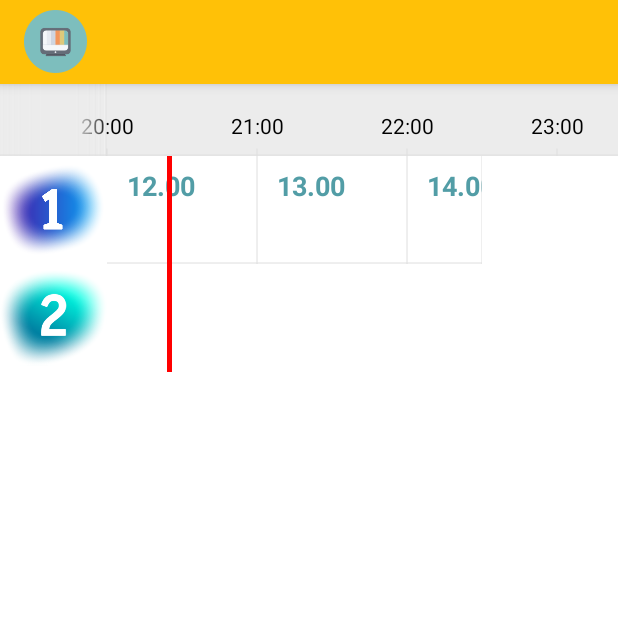
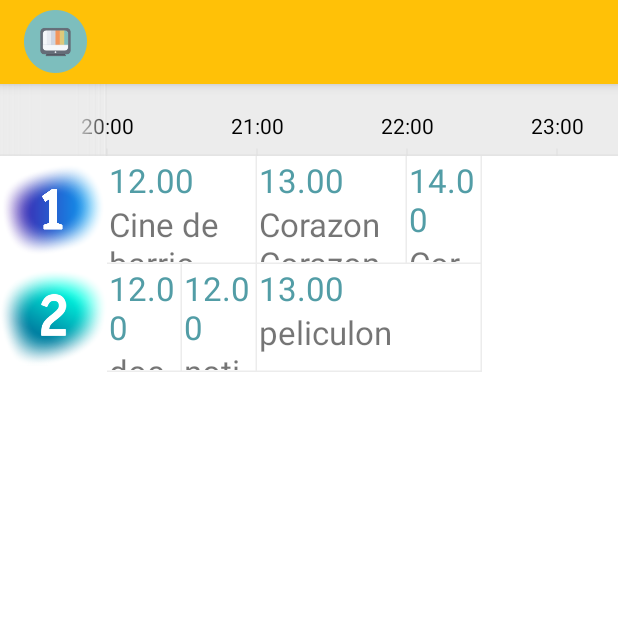
Before and after one commit to sergiomse/GuiaTV, an Android app: the screen it shows after launch (MainActivity), on a phone screen of 412 x 824 dp, the top half of it. Run offline under Robolectric (Android 15) with nearby library versions, the phone set to English and light mode, and no system bars.

Commit message:
Se ve una lista

```diff
--- a/app/build.gradle
+++ b/app/build.gradle
@@ -22,6 +22,7 @@ android {
 dependencies {
     compile fileTree(dir: 'libs', include: ['*.jar'])
     compile 'com.android.support:appcompat-v7:22.2.0'
+    compile 'com.android.support:recyclerview-v7:21.0.+'
     compile 'com.google.code.gson:gson:2.3.1'
     compile project(':volley')
 }
--- /dev/null
+++ b/app/src/main/java/cartelera/turnodetarde/example/com/ChannelAdapter.java
@@ -0,0 +1,75 @@
+package cartelera.turnodetarde.example.com;
+
+import android.content.Context;
+import android.support.v7.widget.RecyclerView;
+import android.util.DisplayMetrics;
+import android.util.TypedValue;
+import android.view.LayoutInflater;
+import android.view.View;
+import android.view.ViewGroup;
+import android.widget.TextView;
+
+import java.util.Calendar;
+import java.util.Date;
+import java.util.List;
+
+/**
+ * Created by turno de tarde on 17/07/2015.
+ */
+public class ChannelAdapter extends RecyclerView.Adapter {
+
+    public static class ChannelHolder extends RecyclerView.ViewHolder {
+
+        public TextView tvTime;
+        public TextView tvName;
+
+        public ChannelHolder(View itemView) {
+            super(itemView);
+            tvTime = (TextView) itemView.findViewById(R.id.tvTime);
+            tvName = (TextView) itemView.findViewById(R.id.tvProgramName);
+        }
+    }
+
+
+    private Channel channel;
+    private DisplayMetrics dm;
+
+    public ChannelAdapter(Context context, Channel channel) {
+        this.channel = channel;
+        dm = context.getResources().getDisplayMetrics();
+    }
+
+
+    @Override
+    public int getItemViewType(int position) {
+        return position;
+    }
+
+    @Override
+    public RecyclerView.ViewHolder onCreateViewHolder(ViewGroup viewGroup, int position) {
+        View v = LayoutInflater.from(viewGroup.getContext())
+                .inflate(R.layout.item_program, viewGroup, false);
+
+        Date startDate = channel.getPrograms().get(position).getStart();
+        Date finishDate = channel.getPrograms().get(position).getFinish();
+        long diff = finishDate.getTime() - startDate.getTime();
+        int width = (int) (100 * dm.density * diff / 3600000);
+        ViewGroup.LayoutParams params = new ViewGroup.LayoutParams(width, (int) (72 * dm.density));
+        v.setLayoutParams(params);
+        return new ChannelHolder(v);
+    }
+
+    @Override
+    public void onBindViewHolder(RecyclerView.ViewHolder viewHolder, int i) {
+        ChannelHolder holder = (ChannelHolder) viewHolder;
+        Calendar cal = Calendar.getInstance();
+        cal.setTime(channel.getPrograms().get(i).getStart());
+        holder.tvTime.setText(cal.get(Calendar.HOUR_OF_DAY) + ".00");
+        holder.tvName.setText(channel.getPrograms().get(i).getName());
+    }
+
+    @Override
+    public int getItemCount() {
+        return channel.getPrograms().size();
+    }
+}
--- a/app/src/main/java/cartelera/turnodetarde/example/com/MainActivity.java
+++ b/app/src/main/java/cartelera/turnodetarde/example/com/MainActivity.java
@@ -2,14 +2,11 @@ package cartelera.turnodetarde.example.com;
 
 import android.app.Activity;
 import android.os.Bundle;
-import android.util.Log;
-import android.view.Menu;
-import android.view.MenuItem;
-import android.view.MotionEvent;
-import android.view.View;
+import android.support.v7.widget.LinearLayoutManager;
 import android.view.ViewGroup;
 import android.widget.HorizontalScrollView;
 import android.widget.LinearLayout;
+import android.support.v7.widget.RecyclerView;
 
 import com.google.gson.Gson;
 import com.google.gson.reflect.TypeToken;
@@ -17,7 +14,6 @@ import com.google.gson.reflect.TypeToken;
 import java.io.BufferedReader;
 import java.io.IOException;
 import java.io.InputStreamReader;
-import java.sql.Time;
 import java.util.ArrayList;
 import java.util.Calendar;
 import java.util.Collections;
@@ -34,6 +30,7 @@ public class MainActivity extends Activity {
     private HorizontalScrollView scrollProgramsView;
     private LinearLayout programsLayout;
     private TimeBarView timeBarView;
+    private RecyclerView recyclerView;
 
     private List<Channel> channels = new ArrayList<>();
 
@@ -52,18 +49,18 @@ public class MainActivity extends Activity {
 
 //        scrollTimeBar = (HorizontalScrollView) findViewById(R.id.scrollTimeBar);
         iconsLayout = (LinearLayout) findViewById(R.id.iconsLayout);
-        scrollProgramsView = (HorizontalScrollView) findViewById(R.id.scrollProgramsView);
+//        scrollProgramsView = (HorizontalScrollView) findViewById(R.id.scrollProgramsView);
         programsLayout = (LinearLayout) findViewById(R.id.programsLayout);
+//        recyclerView = (RecyclerView) findViewById(R.id.recyclerTest);
 
-        scrollProgramsView.setOnTouchListener(new View.OnTouchListener() {
-            @Override
-            public boolean onTouch(View v, MotionEvent event) {
-                int scrollX = scrollProgramsView.getScrollX();
-//                int scrollY = scrollProgramsView.getScrollY();
-                timeBarView.setPosX(scrollX);
-                return false;
-            }
-        });
+//        scrollProgramsView.setOnTouchListener(new View.OnTouchListener() {
+//            @Override
+//            public boolean onTouch(View v, MotionEvent event) {
+//                int scrollX = scrollProgramsView.getScrollX();
+//                timeBarView.setPosX(scrollX);
+//                return false;
+//            }
+//        });
 
 
         readData();
@@ -72,9 +69,23 @@ public class MainActivity extends Activity {
 
     private void drawData() {
         for(Channel channel : channels) {
-            ChannelBarView channelBarView = new ChannelBarView(this);
-            channelBarView.setChannel(channel);
-            programsLayout.addView(channelBarView);
+//            ChannelBarView channelBarView = new ChannelBarView(this);
+//            channelBarView.setChannel(channel);
+//            programsLayout.addView(channelBarView);
+
+            RecyclerView recyclerView = new RecyclerView(this);
+            ViewGroup.LayoutParams params = new ViewGroup.LayoutParams(ViewGroup.LayoutParams.WRAP_CONTENT, ViewGroup.LayoutParams.WRAP_CONTENT);
+            recyclerView.setLayoutParams(params);
+
+            LinearLayoutManager lManager = new LinearLayoutManager(this);
+            lManager.setOrientation(LinearLayoutManager.HORIZONTAL);
+
+            recyclerView.setLayoutManager(lManager);
+            ChannelAdapter adapter = new ChannelAdapter(this, channel);
+            recyclerView.setAdapter(adapter);
+
+            programsLayout.addView(recyclerView);
+
         }
     }
 
--- a/app/src/main/res/layout/activity_main.xml
+++ b/app/src/main/res/layout/activity_main.xml
@@ -72,9 +72,20 @@
 
             </LinearLayout>
 
+            <LinearLayout
+                android:layout_width="match_parent"
+                android:layout_height="match_parent"
+                android:orientation="vertical"
+                android:id="@+id/programsLayout"
+                ></LinearLayout>
 
+<!--            <android.support.v7.widget.RecyclerView
+                android:layout_width="match_parent"
+                android:layout_height="match_parent"
+                android:id="@+id/recyclerTest"
+                />-->
 
-            <HorizontalScrollView
+<!--            <HorizontalScrollView
                 android:layout_width="match_parent"
                 android:layout_height="match_parent"
                 android:id="@+id/scrollProgramsView"
@@ -84,21 +95,17 @@
                     android:layout_width="match_parent"
                     android:layout_height="match_parent">
 
-                    <LinearLayout
-                        android:layout_width="wrap_content"
+                   &lt;!&ndash; <LinearLayout
+                        android:layout_width="match_parent"
                         android:layout_height="72dp"
                         android:orientation="horizontal"
-                        android:id="@+id/programsLayout" />
+                        android:id="@+id/programsLayout" >&ndash;&gt;
+
+                    &lt;!&ndash;                   </LinearLayout>&ndash;&gt;
 
 
-                    <ImageView
-                        android:layout_width="3dp"
-                        android:layout_height="match_parent"
-                        android:id="@+id/imageView"
-                        android:src="@drawable/red_background"
-                        android:layout_marginLeft="40dp" />
                 </FrameLayout>
-            </HorizontalScrollView>
+            </HorizontalScrollView>-->
 
         </LinearLayout>
     </ScrollView>
--- a/app/src/main/res/layout/item_program.xml
+++ b/app/src/main/res/layout/item_program.xml
@@ -1,7 +1,7 @@
 <?xml version="1.0" encoding="utf-8"?>
 <LinearLayout xmlns:android="http://schemas.android.com/apk/res/android"
     android:orientation="vertical"
-    android:layout_width="match_parent"
+    android:layout_width="wrap_content"
     android:layout_height="72dp"
     android:background="@drawable/program_background">
 
--- a/app/src/main/res/raw/test.json
+++ b/app/src/main/res/raw/test.json
@@ -5,20 +5,43 @@
 		"pos":0,
 		"programs":[
 			{
+			  	"start":"Jul 14, 2015 0:00:00 PM",
 				"finish":"Jul 14, 2015 1:00:00 PM",
-				"name":"Cine de barrio",
-				"start":"Jul 14, 2015 0:00:00 PM"
+				"name":"Cine de barrio"
 			},
 			{
+			  	"start":"Jul 14, 2015 1:00:00 PM",
 				"finish":"Jul 14, 2015 2:00:00 PM",
-				"name":"Corazon Corazon",
-				"start":"Jul 14, 2015 1:00:00 PM"
+				"name":"Corazon Corazon"
 			},
 			{
+			  	"start":"Jul 14, 2015 2:00:00 PM",
 				"finish":"Jul 14, 2015 2:30:00 PM",
-				"name":"Corazon Corazon",
-				"start":"Jul 14, 2015 2:00:00 PM"
+				"name":"Corazon Corazon"
 			}
 		]
-	}
+	},
+
+  {
+    "id":2,
+    "name":"La 2",
+    "pos":1,
+    "programs":[
+      {
+        "start":"Jul 14, 2015 0:00:00 PM",
+        "finish":"Jul 14, 2015 0:30:00 PM",
+        "name":"documental"
+      },
+      {
+        "start":"Jul 14, 2015 0:30:00 PM",
+        "finish":"Jul 14, 2015 1:00:00 PM",
+        "name":"noticias"
+      },
+      {
+        "start":"Jul 14, 2015 1:00:00 PM",
+        "finish":"Jul 14, 2015 2:30:00 PM",
+        "name":"peliculon"
+      }
+    ]
+  }
 ]
```
Also changed, not shown: 1 other file.
